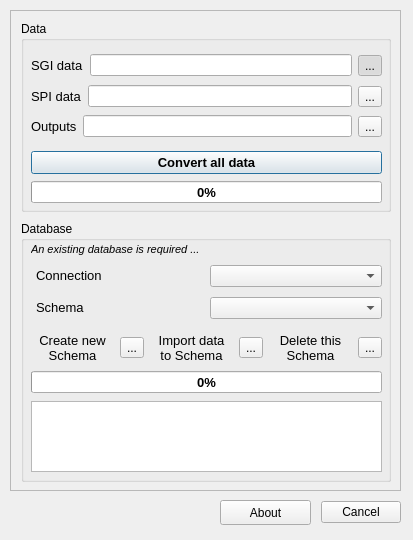
Qt form skkn_tool/skkn_tool_dialog.ui (lfurtkevicova/kn-stuff) before a commit.
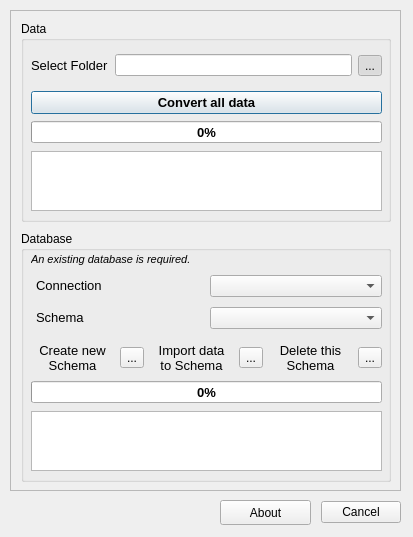
The same form after that commit. Icons and pictures are not drawn.

The edit to the form file:
```diff
--- a/skkn_tool/skkn_tool_dialog.ui
+++ b/skkn_tool/skkn_tool_dialog.ui
@@ -7,7 +7,7 @@
     <x>0</x>
     <y>0</y>
     <width>413</width>
-    <height>540</height>
+    <height>537</height>
    </rect>
   </property>
   <property name="sizePolicy">
@@ -53,9 +53,9 @@
      <property name="geometry">
       <rect>
        <x>10</x>
-       <y>210</y>
+       <y>220</y>
        <width>370</width>
-       <height>261</height>
+       <height>251</height>
       </rect>
      </property>
      <property name="layoutDirection">
@@ -74,7 +74,7 @@
       <set>Qt::AlignJustify|Qt::AlignTop</set>
      </property>
      <property name="flat">
-      <bool>true</bool>
+      <bool>false</bool>
      </property>
      <property name="checkable">
       <bool>false</bool>
@@ -163,7 +163,7 @@
         <x>10</x>
         <y>180</y>
         <width>351</width>
-        <height>71</height>
+        <height>60</height>
        </rect>
       </property>
      </widget>
@@ -172,7 +172,7 @@
        <rect>
         <x>10</x>
         <y>20</y>
-        <width>351</width>
+        <width>161</width>
         <height>17</height>
        </rect>
       </property>
@@ -185,7 +185,7 @@
        </font>
       </property>
       <property name="text">
-       <string>&lt;html&gt;&lt;head/&gt;&lt;body&gt;&lt;p&gt;&lt;span style=&quot; font-size:8pt; font-style:italic;&quot;&gt;An existing database is required ...&lt;/span&gt;&lt;/p&gt;&lt;/body&gt;&lt;/html&gt;</string>
+       <string>&lt;html&gt;&lt;head/&gt;&lt;body&gt;&lt;p&gt;&lt;span style=&quot; font-size:8pt; font-style:italic;&quot;&gt;An existing database is required.&lt;/span&gt;&lt;/p&gt;&lt;/body&gt;&lt;/html&gt;</string>
       </property>
      </widget>
      <widget class="QWidget" name="horizontalLayoutWidget_4">
@@ -291,7 +291,7 @@
        <x>10</x>
        <y>10</y>
        <width>370</width>
-       <height>191</height>
+       <height>201</height>
       </rect>
      </property>
      <property name="title">
@@ -308,22 +308,22 @@
       </property>
       <layout class="QHBoxLayout" name="horizontalLayoutSGI">
        <item>
-        <widget class="QLabel" name="textSGI">
+        <widget class="QLabel" name="textData">
          <property name="font">
           <font>
            <pointsize>10</pointsize>
           </font>
          </property>
          <property name="text">
-          <string>SGI data</string>
+          <string>Select Folder</string>
          </property>
         </widget>
        </item>
        <item>
-        <widget class="QLineEdit" name="lineSGI"/>
+        <widget class="QLineEdit" name="lineData"/>
        </item>
        <item>
-        <widget class="QToolButton" name="buttonSGI">
+        <widget class="QToolButton" name="buttonData">
          <property name="layoutDirection">
           <enum>Qt::LeftToRight</enum>
          </property>
@@ -344,87 +344,11 @@
        </item>
       </layout>
      </widget>
-     <widget class="QWidget" name="horizontalLayoutWidget_2">
+     <widget class="QProgressBar" name="progressBarData">
       <property name="geometry">
        <rect>
         <x>10</x>
-        <y>60</y>
-        <width>351</width>
-        <height>31</height>
-       </rect>
-      </property>
-      <layout class="QHBoxLayout" name="horizontalLayoutSPI">
-       <item>
-        <widget class="QLabel" name="textSPI">
-         <property name="font">
-          <font>
-           <pointsize>10</pointsize>
-          </font>
-         </property>
-         <property name="text">
-          <string>SPI data</string>
-         </property>
-        </widget>
-       </item>
-       <item>
-        <widget class="QLineEdit" name="lineSPI"/>
-       </item>
-       <item>
-        <widget class="QToolButton" name="buttonSPI">
-         <property name="text">
-          <string>...</string>
-         </property>
-         <property name="icon">
-          <iconset>
-           <normaloff>:/plugins/skkn_tool/icons/open.png</normaloff>:/plugins/skkn_tool/icons/open.png</iconset>
-         </property>
-        </widget>
-       </item>
-      </layout>
-     </widget>
-     <widget class="QWidget" name="horizontalLayoutWidget_3">
-      <property name="geometry">
-       <rect>
-        <x>10</x>
-        <y>90</y>
-        <width>351</width>
-        <height>31</height>
-       </rect>
-      </property>
-      <layout class="QHBoxLayout" name="horizontalLayoutOut">
-       <item>
-        <widget class="QLabel" name="label_2">
-         <property name="font">
-          <font>
-           <pointsize>10</pointsize>
-          </font>
-         </property>
-         <property name="text">
-          <string>Outputs</string>
-         </property>
-        </widget>
-       </item>
-       <item>
-        <widget class="QLineEdit" name="lineEdit"/>
-       </item>
-       <item>
-        <widget class="QToolButton" name="toolButton">
-         <property name="text">
-          <string>...</string>
-         </property>
-         <property name="icon">
-          <iconset>
-           <normaloff>:/plugins/skkn_tool/icons/open.png</normaloff>:/plugins/skkn_tool/icons/open.png</iconset>
-         </property>
-        </widget>
-       </item>
-      </layout>
-     </widget>
-     <widget class="QProgressBar" name="progressBar">
-      <property name="geometry">
-       <rect>
-        <x>10</x>
-        <y>160</y>
+        <y>100</y>
         <width>351</width>
         <height>22</height>
        </rect>
@@ -446,12 +370,11 @@
        <number>0</number>
       </property>
      </widget>
-    </widget>
     <widget class="QPushButton" name="convertButton">
      <property name="geometry">
       <rect>
-       <x>20</x>
-       <y>140</y>
+        <x>10</x>
+        <y>70</y>
        <width>351</width>
        <height>23</height>
       </rect>
@@ -467,6 +390,17 @@
      <property name="text">
       <string>Convert all data</string>
      </property>
+     </widget>
+     <widget class="QTextEdit" name="textEditData">
+      <property name="geometry">
+       <rect>
+        <x>10</x>
+        <y>130</y>
+        <width>351</width>
+        <height>60</height>
+       </rect>
+      </property>
+     </widget>
     </widget>
    </widget>
   </widget>
```
Lines whose indentation alone changed are shown as unchanged.
